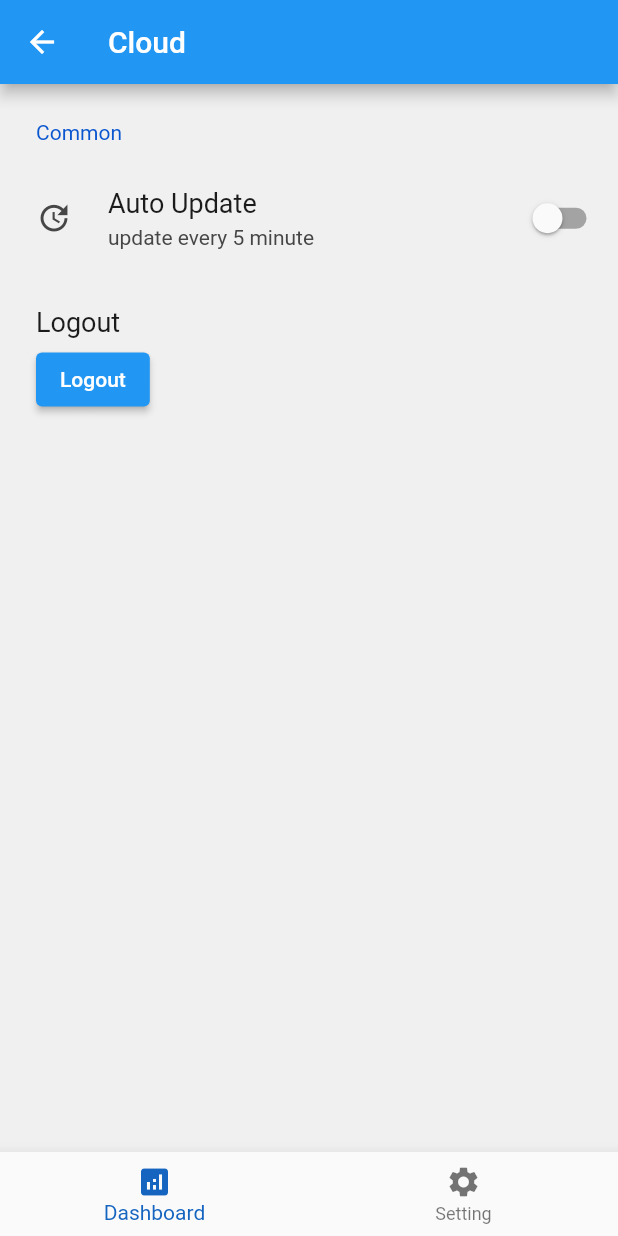
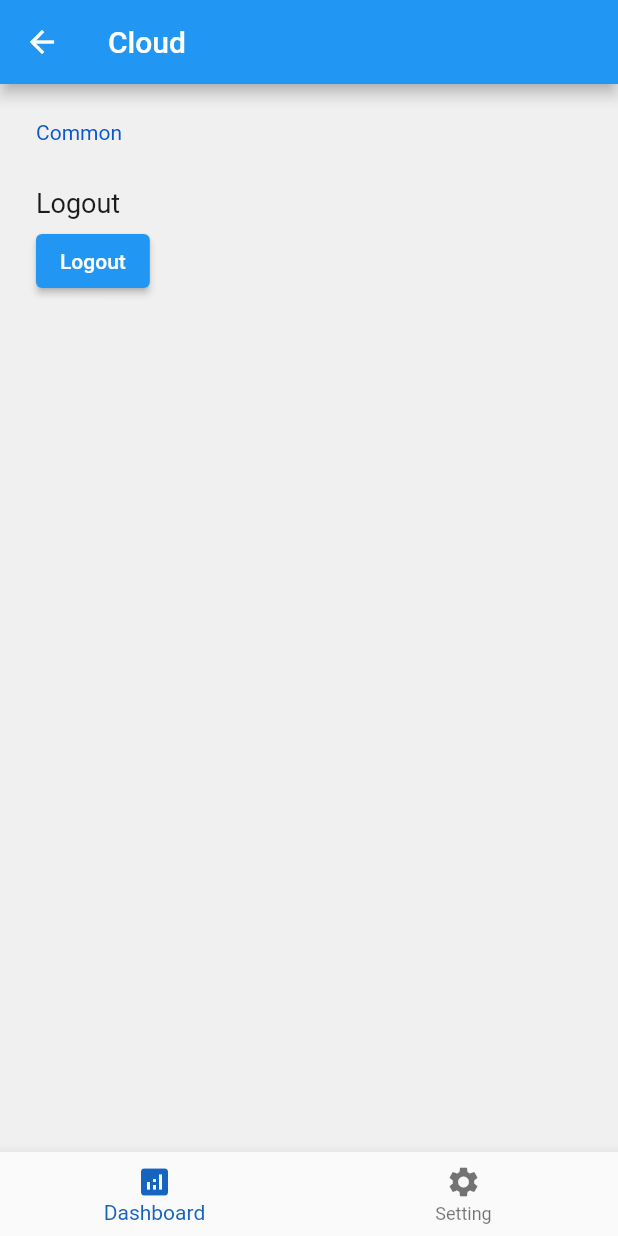
Before and after one commit to stupidwolfy/flutter_hydroponic_iot_ui, a Flutter app: the HomeScreen screen opened by its route, swiped to page 2, on a phone screen of 412 x 824 dp. Run offline on Flutter 3.47's test engine with Material 2 defaults, Android fonts, the light colour scheme and no system bars; drawn by our look-alikes of settings_ui; our stand-ins replace firebase_auth, firebase_core, firebase_database, firebase_storage, font_awesome_flutter, google_sign_in and 2 more; accounts and stored records are empty; network calls fail.

Commit message:
/(setting_tab) cleanup

```diff
--- a/lib/tabs/setting_tab.dart
+++ b/lib/tabs/setting_tab.dart
@@ -85,16 +85,16 @@ class _SettingTabState extends State<SettingTab> {
           SettingsSection(
             title: const Text('Common'),
             tiles: <SettingsTile>[
-              SettingsTile.switchTile(
-                onToggle: _setAutoUpdate,
-                onPressed: (context) {
-                  _setAutoUpdate(autoUpdate!);
-                },
-                initialValue: autoUpdate,
-                leading: const Icon(Icons.update),
-                title: const Text('Auto Update'),
-                description: Text('update every $autoUpdateTime minute'),
-              ),
+              // SettingsTile.switchTile(
+              //   onToggle: _setAutoUpdate,
+              //   onPressed: (context) {
+              //     _setAutoUpdate(autoUpdate!);
+              //   },
+              //   initialValue: autoUpdate,
+              //   leading: const Icon(Icons.update),
+              //   title: const Text('Auto Update'),
+              //   description: Text('update every $autoUpdateTime minute'),
+              // ),
               SettingsTile(
                 title: Text(usingLocal ? "Login" : "Logout"),
                 value: ElevatedButton(
```
